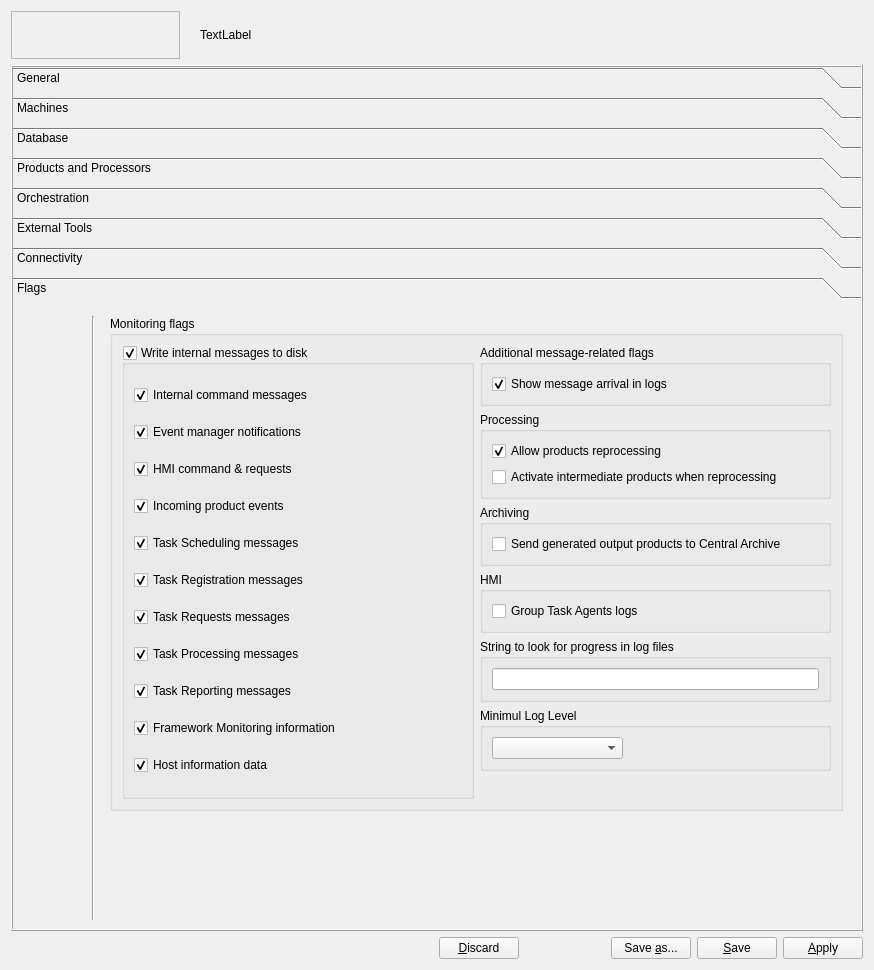
The window that qpfhmi/configtool.ui (jc-gonzalez/qpfsvn) describes before a commit, drawn with Qt 5.
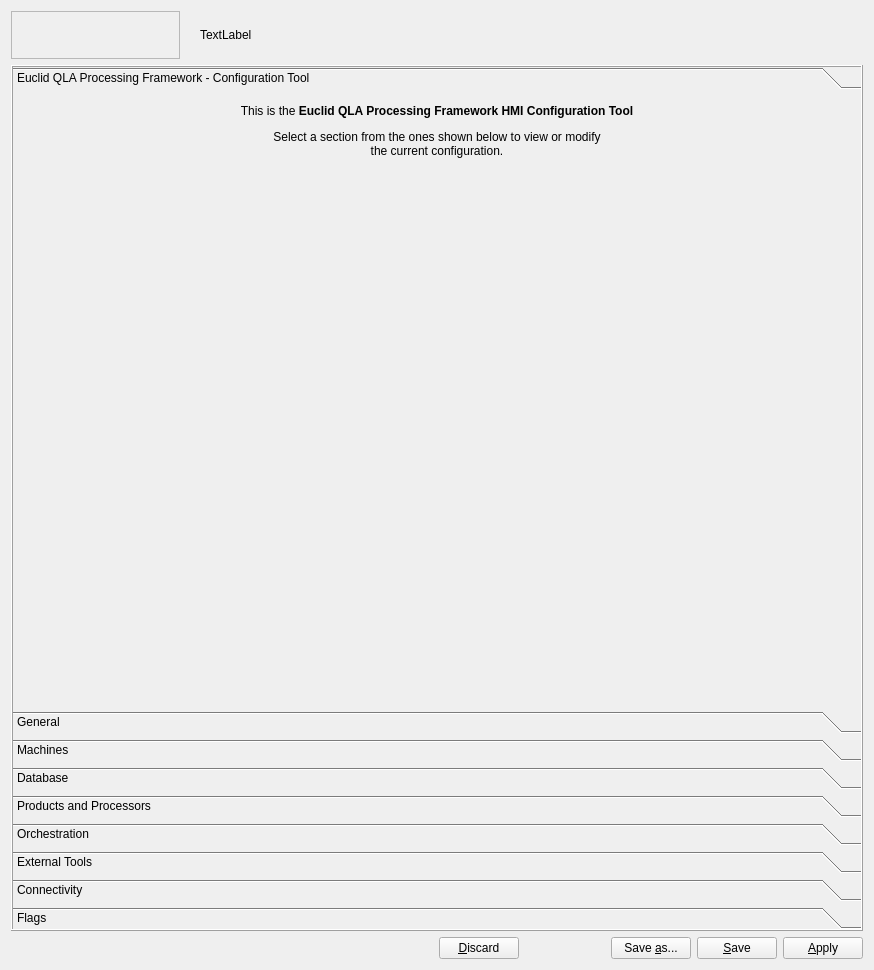
The same window after the commit. Icons and pictures are not drawn.

Commit message: Patched delete ui in ConfigTool

The edit to the form file:
```diff
--- a/qpfhmi/configtool.ui
+++ b/qpfhmi/configtool.ui
@@ -71,11 +71,106 @@
       <number>0</number>
      </property>
      <property name="currentIndex">
-      <number>7</number>
+      <number>0</number>
      </property>
      <property name="tabSpacing">
-      <number>8</number>
+      <number>6</number>
      </property>
+     <widget class="QWidget" name="qpf">
+      <attribute name="label">
+       <string>Euclid QLA Processing Framework - Configuration Tool</string>
+      </attribute>
+      <layout class="QVBoxLayout" name="verticalLayout_3" stretch="1,1,1,10">
+       <item>
+        <widget class="QLabel" name="label_19">
+         <property name="text">
+          <string>&lt;html&gt;&lt;head/&gt;&lt;body&gt;&lt;p align=&quot;center&quot;&gt;This is the &lt;span style=&quot; font-weight:600;&quot;&gt;Euclid QLA Processing Framework HMI Configuration Tool&lt;/span&gt;&lt;/p&gt;&lt;p align=&quot;center&quot;&gt;Select a section from the ones shown below to view or modify &lt;br/&gt;the current configuration.&lt;/p&gt;&lt;/body&gt;&lt;/html&gt;</string>
+         </property>
+        </widget>
+       </item>
+       <item>
+        <spacer name="verticalSpacer_13">
+         <property name="orientation">
+          <enum>Qt::Vertical</enum>
+         </property>
+         <property name="sizeHint" stdset="0">
+          <size>
+           <width>20</width>
+           <height>40</height>
+          </size>
+         </property>
+        </spacer>
+       </item>
+       <item>
+        <layout class="QHBoxLayout" name="horizontalLayout_7" stretch="1,3,1">
+         <item>
+          <spacer name="horizontalSpacer_28">
+           <property name="orientation">
+            <enum>Qt::Horizontal</enum>
+           </property>
+           <property name="sizeHint" stdset="0">
+            <size>
+             <width>100</width>
+             <height>20</height>
+            </size>
+           </property>
+          </spacer>
+         </item>
+         <item>
+          <widget class="QLabel" name="label_20">
+           <property name="sizePolicy">
+            <sizepolicy hsizetype="Preferred" vsizetype="Preferred">
+             <horstretch>3</horstretch>
+             <verstretch>0</verstretch>
+            </sizepolicy>
+           </property>
+           <property name="maximumSize">
+            <size>
+             <width>600</width>
+             <height>300</height>
+            </size>
+           </property>
+           <property name="text">
+            <string/>
+           </property>
+           <property name="pixmap">
+            <pixmap>img/EuclidQPF.png</pixmap>
+           </property>
+           <property name="scaledContents">
+            <bool>true</bool>
+           </property>
+          </widget>
+         </item>
+         <item>
+          <spacer name="horizontalSpacer_29">
+           <property name="orientation">
+            <enum>Qt::Horizontal</enum>
+           </property>
+           <property name="sizeHint" stdset="0">
+            <size>
+             <width>100</width>
+             <height>20</height>
+            </size>
+           </property>
+          </spacer>
+         </item>
+        </layout>
+       </item>
+       <item>
+        <spacer name="verticalSpacer_12">
+         <property name="orientation">
+          <enum>Qt::Vertical</enum>
+         </property>
+         <property name="sizeHint" stdset="0">
+          <size>
+           <width>20</width>
+           <height>181</height>
+          </size>
+         </property>
+        </spacer>
+       </item>
+      </layout>
+     </widget>
      <widget class="QWidget" name="qtbxGeneral">
       <property name="geometry">
        <rect>
@@ -2455,7 +2550,7 @@
         <x>0</x>
         <y>0</y>
         <width>852</width>
-        <height>605</height>
+        <height>594</height>
        </rect>
       </property>
       <attribute name="icon">
```
Left out of the diff: 26 changed lines with no effect on the pictures. The commit also changes 2 other files.
